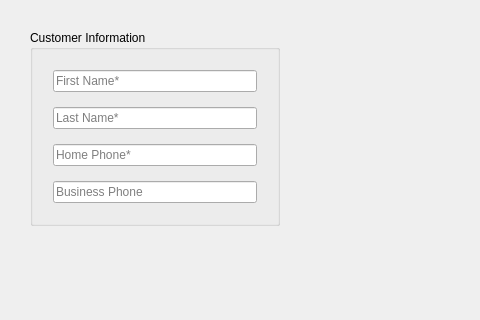
Above: gui/customerinfowgt.ui from seniordev312/CSharpEncryptionWinClient before the change; both pictures show x 0 to 480 and y 0 to 320 of the 1085 by 640 pixel window. Below: the same form after it.
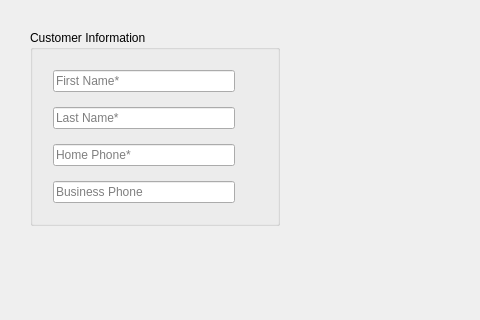
That is the form after the change.

Commit message: add homephoneError label

Patch:
```diff
--- a/gui/customerinfowgt.ui
+++ b/gui/customerinfowgt.ui
@@ -13,7 +13,7 @@
   <property name="windowTitle">
    <string>Form</string>
   </property>
-  <layout class="QGridLayout" name="gridLayout_5">
+  <layout class="QGridLayout" name="gridLayout_7">
    <property name="leftMargin">
     <number>30</number>
    </property>
@@ -30,7 +30,7 @@
     <number>0</number>
    </property>
    <item row="0" column="0">
-    <layout class="QVBoxLayout" name="verticalLayout_3">
+    <layout class="QVBoxLayout" name="verticalLayout">
      <property name="spacing">
       <number>0</number>
      </property>
@@ -39,10 +39,7 @@
        <property name="title">
         <string>Customer Information</string>
        </property>
-       <layout class="QVBoxLayout" name="verticalLayout">
-        <property name="spacing">
-         <number>15</number>
-        </property>
+       <layout class="QGridLayout" name="gridLayout_5">
         <property name="leftMargin">
          <number>20</number>
         </property>
@@ -55,34 +52,47 @@
         <property name="bottomMargin">
          <number>20</number>
         </property>
-        <item>
-         <widget class="QLineEdit" name="lineEditFirstName">
-          <property name="placeholderText">
-           <string>First Name*</string>
-          </property>
-         </widget>
-        </item>
-        <item>
+        <property name="spacing">
+         <number>15</number>
+        </property>
+        <item row="1" column="0">
          <widget class="QLineEdit" name="lineEditLastName">
           <property name="placeholderText">
            <string>Last Name*</string>
           </property>
          </widget>
         </item>
-        <item>
-         <widget class="QLineEdit" name="lineEditHomePhone">
+        <item row="0" column="0">
+         <widget class="QLineEdit" name="lineEditFirstName">
           <property name="placeholderText">
-           <string>Home Phone*</string>
+           <string>First Name*</string>
           </property>
          </widget>
         </item>
-        <item>
+        <item row="3" column="0">
          <widget class="QLineEdit" name="lineEditBusinessPhone">
           <property name="placeholderText">
            <string>Business Phone</string>
           </property>
          </widget>
         </item>
+        <item row="2" column="0">
+         <widget class="QLineEdit" name="lineEditHomePhone">
+          <property name="placeholderText">
+           <string>Home Phone*</string>
+          </property>
+         </widget>
+        </item>
+        <item row="2" column="1">
+         <widget class="QLabel" name="labelHomePhoneError">
+          <property name="text">
+           <string/>
+          </property>
+          <property name="Status" stdset="0">
+           <string>fail</string>
+          </property>
+         </widget>
+        </item>
        </layout>
       </widget>
      </item>
```
The commit also changes 1 other file.
